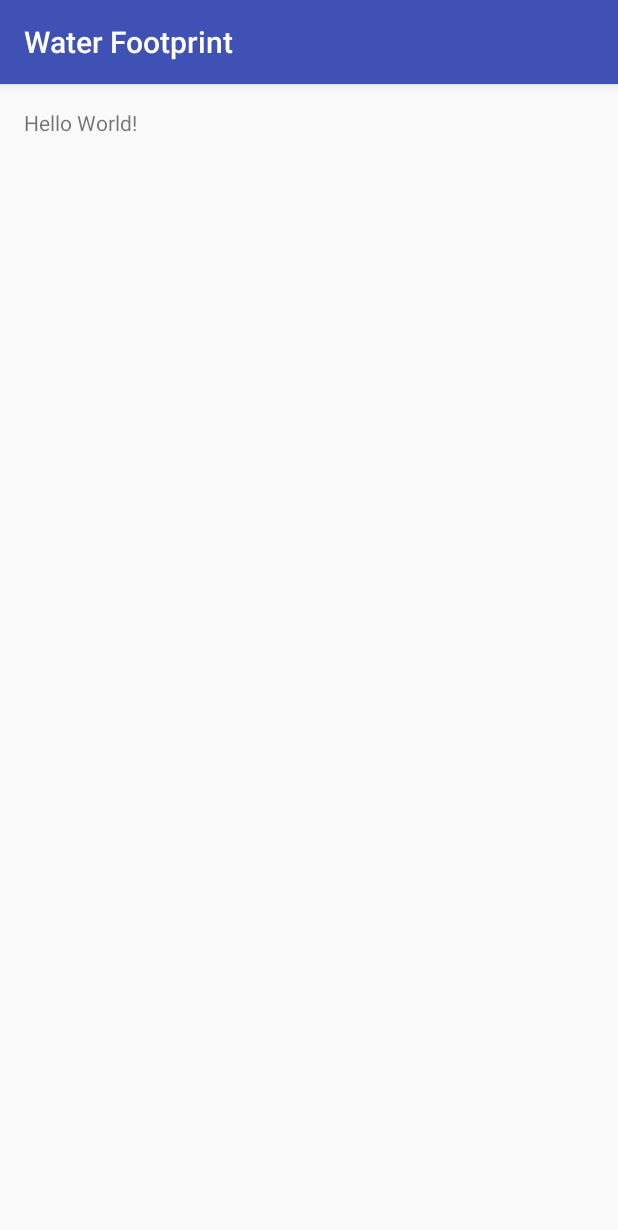
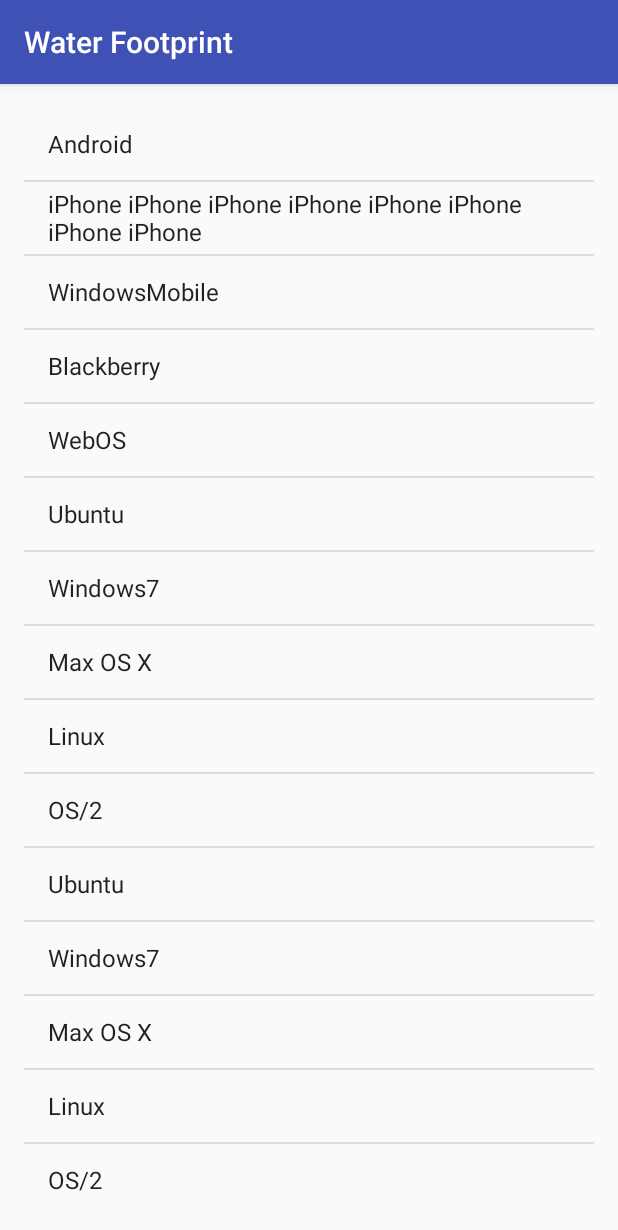
Before and after one commit to evgenyneu/water-footprint-android, an Android app: the screen it shows after launch (ProductListActivity), on a phone screen of 412 x 824 dp. Shown: the top 1230 px of the screen. Run offline under Robolectric (Android 15) with nearby library versions, the light colour scheme and no system bars.

Commit message:
Learn: showing simple list

```diff
--- a/app/src/main/java/com/evgenii/waterfootprint/ProductListActivity.java
+++ b/app/src/main/java/com/evgenii/waterfootprint/ProductListActivity.java
@@ -1,7 +1,14 @@
 package com.evgenii.waterfootprint;
 
+import android.content.Context;
 import android.support.v7.app.AppCompatActivity;
 import android.os.Bundle;
+import android.widget.ArrayAdapter;
+import android.widget.ListView;
+
+import java.util.ArrayList;
+import java.util.HashMap;
+import java.util.List;
 
 public class ProductListActivity extends AppCompatActivity {
 
@@ -9,5 +16,47 @@
     protected void onCreate(Bundle savedInstanceState) {
         super.onCreate(savedInstanceState);
         setContentView(R.layout.activity_product_list);
+
+        final ListView listview = (ListView) findViewById(R.id.listview);
+
+        String[] values = new String[] { "Android", "iPhone iPhone iPhone iPhone iPhone iPhone iPhone iPhone", "WindowsMobile",
+                "Blackberry", "WebOS", "Ubuntu", "Windows7", "Max OS X",
+                "Linux", "OS/2", "Ubuntu", "Windows7", "Max OS X", "Linux",
+                "OS/2", "Ubuntu", "Windows7", "Max OS X", "Linux", "OS/2",
+                "Android", "iPhone", "WindowsMobile" };
+
+        final ArrayList<String> list = new ArrayList<String>();
+        for (int i = 0; i < values.length; ++i) {
+            list.add(values[i]);
+        }
+
+        final StableArrayAdapter adapter = new StableArrayAdapter(this,
+                android.R.layout.simple_list_item_1, list);
+        listview.setAdapter(adapter);
+    }
+
+    private class StableArrayAdapter extends ArrayAdapter<String> {
+
+        HashMap<String, Integer> mIdMap = new HashMap<String, Integer>();
+
+        public StableArrayAdapter(Context context, int textViewResourceId,
+                                  List<String> objects) {
+            super(context, textViewResourceId, objects);
+            for (int i = 0; i < objects.size(); ++i) {
+                mIdMap.put(objects.get(i), i);
+            }
+        }
+
+        @Override
+        public long getItemId(int position) {
+            String item = getItem(position);
+            return mIdMap.get(item);
+        }
+
+        @Override
+        public boolean hasStableIds() {
+            return true;
+        }
+
     }
 }
--- a/app/src/main/res/layout/activity_product_list.xml
+++ b/app/src/main/res/layout/activity_product_list.xml
@@ -6,6 +6,8 @@
     android:paddingTop="@dimen/activity_vertical_margin"
     android:paddingBottom="@dimen/activity_vertical_margin" tools:context=".ProductListActivity">
 
-    <TextView android:text="Hello World!" android:layout_width="wrap_content"
+    <ListView xmlns:android="http://schemas.android.com/apk/res/android"
+        android:id="@+id/listview"
+        android:layout_width="wrap_content"
         android:layout_height="wrap_content" />
 </RelativeLayout>
```
